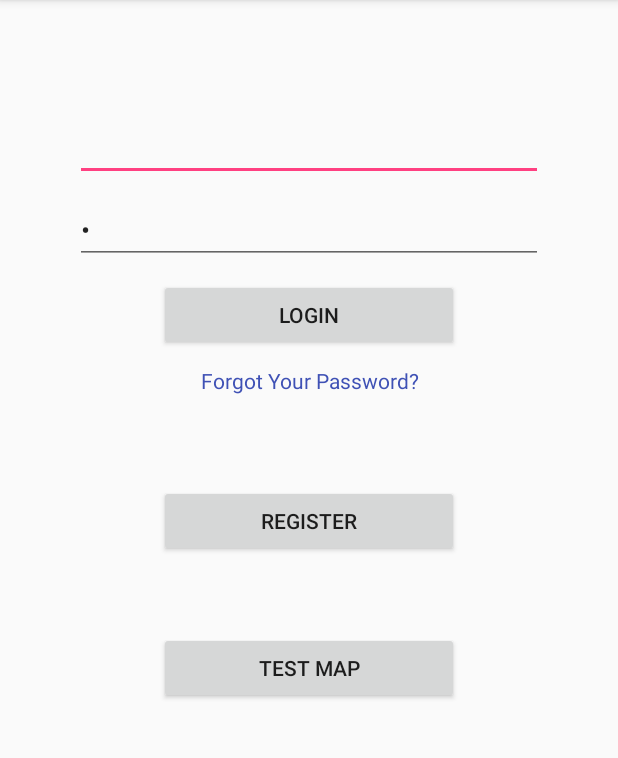
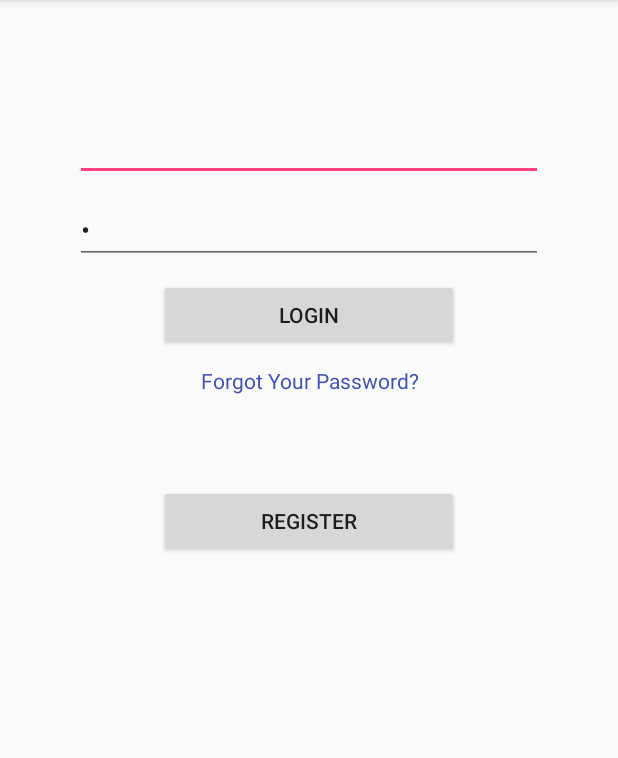
Before and after one commit to AnmolGrewal/Walking-School-Bus-App, an Android app: the screen it shows after launch (LoginActivity), on a phone screen of 412 x 824 dp, the part 84-842 px from its top. Run offline under Robolectric (Android 15) with nearby library versions, the phone set to English and light mode, and no system bars; libraries missing offline, so code that uses them is left out: retrofit2.converter.jackson; 4 statements that could not run were skipped.

Commit message:
Remove Test Map
Remove test map, needed this commit to pull from master as well

```diff
--- a/app/src/main/java/com/cmpt276/project/walkinggroupapp/appactivities/MapActivity.java
+++ b/app/src/main/java/com/cmpt276/project/walkinggroupapp/appactivities/MapActivity.java
@@ -144,6 +144,7 @@ public class MapActivity extends FragmentActivity implements OnMapReadyCallback,
 
         //Show all the existing walking groups in server
         ProxyBuilder.SimpleCallback<List<WalkingGroup>>  getWalkingGroupsCallback = mWalkingGroups -> getWalkingGroups(mWalkingGroups);
+        mModelManager.getAllWalkingGroups(MapActivity.this, getWalkingGroupsCallback);
 
         // Add a random marker
         LatLng randomPlace = new LatLng(37.35,-122.1);
--- a/app/src/main/res/layout/activity_login.xml
+++ b/app/src/main/res/layout/activity_login.xml
@@ -91,7 +91,8 @@
                 android:layout_height="wrap_content"
                 android:text="@string/gerry_test_map_welcome"
                 android:layout_marginTop="50dp"
-                android:layout_gravity="center"/>
+                android:layout_gravity="center"
+                android:visibility="gone"/>
         </LinearLayout>
     </LinearLayout>
 
```
